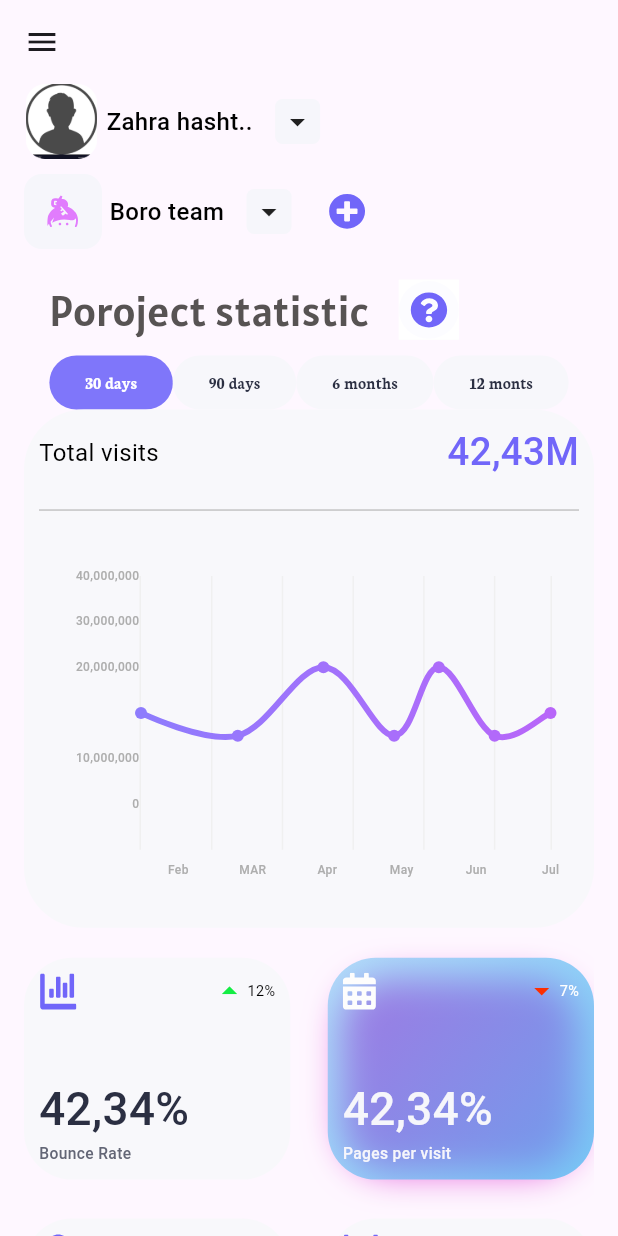
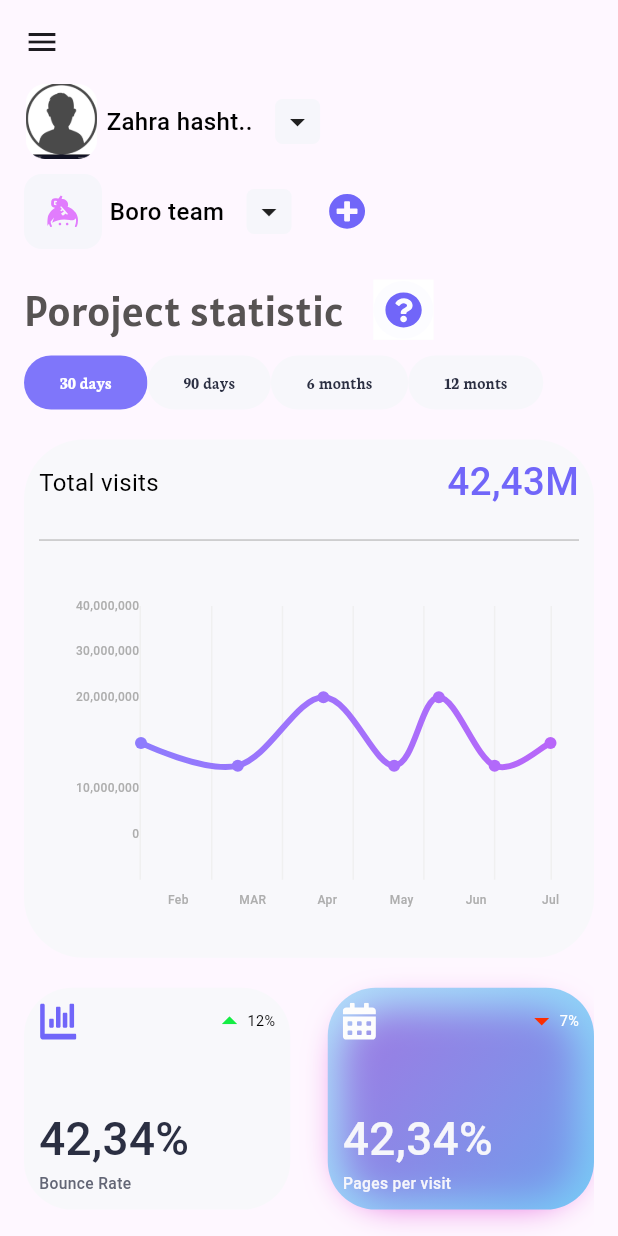
Before and after one commit to moelhewehy7/Responsive_Dash_Board, a Flutter app: the screen it shows after launch, after a tap on "7%", on a phone screen of 412 x 824 dp. Run offline on Flutter 3.47's test engine with Material 3 defaults, Android fonts, the phone set to English and light mode, and no system bars; drawn by our look-alikes of fl_chart; our stand-ins replace device_preview, flutter_svg, percent_indicator.

```diff
--- /dev/null
+++ b/devtools_options.yaml
@@ -0,0 +1 @@
+extensions:
--- a/lib/main.dart
+++ b/lib/main.dart
@@ -1,10 +1,14 @@
+import 'package:device_preview/device_preview.dart';
 import 'package:flutter/material.dart';
 
 import 'package:responsive_dash_board/views/home_layout.dart';
 
-void main() {
-  runApp(const ResponsiveDashBoard());
-}
+void main() => runApp(
+      DevicePreview(
+        enabled: false,
+        builder: (context) => ResponsiveDashBoard(), // Wrap your app
+      ),
+    );
 
 class ResponsiveDashBoard extends StatelessWidget {
   const ResponsiveDashBoard({super.key});
@@ -13,6 +17,7 @@ class ResponsiveDashBoard extends StatelessWidget {
   @override
   Widget build(BuildContext context) {
     return MaterialApp(
+      locale: DevicePreview.locale(context),
       theme: ThemeData(
         fontFamily: 'Roboto', // Set the default font family
       ),
--- a/lib/views/mobile_layout.dart
+++ b/lib/views/mobile_layout.dart
@@ -20,7 +20,7 @@ class MobileLayout extends StatelessWidget {
   @override
   Widget build(BuildContext context) {
     double width = MediaQuery.of(context).size.width;
-    print(MediaQuery.sizeOf(context).width);
+
     return Padding(
       padding: const EdgeInsets.symmetric(horizontal: 16),
       child: CustomScrollView(
@@ -35,6 +35,7 @@ class MobileLayout extends StatelessWidget {
           SliverFillRemaining(
               hasScrollBody: false,
               child: Column(
+                crossAxisAlignment: CrossAxisAlignment.start,
                 children: [
                   SizedBox(
                     height: 20,
@@ -42,6 +43,9 @@ class MobileLayout extends StatelessWidget {
                   FittedBox(
                       fit: BoxFit.scaleDown,
                       child: PorojectStatisticHeaderforMob()),
+                  SizedBox(
+                    height: 20,
+                  ),
                   Expanded(child: PorojectStatisticChart()),
                   SizedBox(
                     height: 20,
--- a/lib/views/tablet_layout.dart
+++ b/lib/views/tablet_layout.dart
@@ -16,7 +16,7 @@ class TabletLayout extends StatelessWidget {
   @override
   Widget build(BuildContext context) {
     double width = MediaQuery.sizeOf(context).width;
-    print(width);
+
     return Row(
       crossAxisAlignment: CrossAxisAlignment.start,
       children: [
--- a/lib/widgets/project_header.dart
+++ b/lib/widgets/project_header.dart
@@ -69,9 +69,11 @@ class _PorojectStatisticHeaderforMobState
   @override
   Widget build(BuildContext context) {
     return Column(
+      mainAxisAlignment: MainAxisAlignment.start,
       crossAxisAlignment: CrossAxisAlignment.start,
       children: [
         Row(
+          mainAxisAlignment: MainAxisAlignment.start,
           children: [
             Text("Poroject statistic",
                 style: AppStyles.styleRegular36(context)),
@@ -85,6 +87,7 @@ class _PorojectStatisticHeaderforMobState
           height: 10,
         ),
         Row(
+          mainAxisAlignment: MainAxisAlignment.start,
           children:
               PorojectStatisticHeaderforMob.items.asMap().entries.map((e) {
             int index = e.key;
```
Also changed, not shown: lib/widgets/mobile_widget.dart (deleted, +0 -8 lines).
